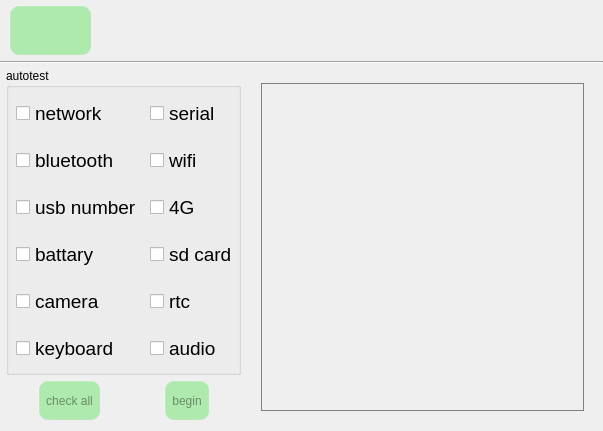
Before: the Qt Designer form all_test.ui in jizizihe/baijie_demo, drawn with Qt 5.
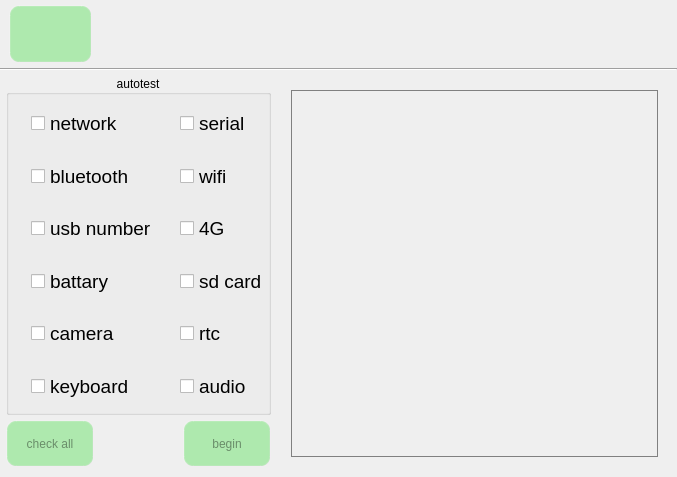
After: the same form once the commit is applied. Icons and pictures are not drawn.

Commit message: func: 1.add cancel pair, disconnect, stop scanning, and display matched bluetooth in bluetooth       2.add display connected devices in wifi       3.change function button style and change layout in gpio       4.change layout in ethernet

What changed in the file:
```diff
--- a/all_test.ui
+++ b/all_test.ui
@@ -6,8 +6,8 @@
    <rect>
     <x>0</x>
     <y>0</y>
-    <width>603</width>
-    <height>431</height>
+    <width>677</width>
+    <height>477</height>
    </rect>
   </property>
   <property name="minimumSize">
@@ -217,6 +217,9 @@
           <property name="title">
            <string>autotest</string>
           </property>
+          <property name="alignment">
+           <set>Qt::AlignCenter</set>
+          </property>
           <layout class="QGridLayout" name="gridLayout" columnstretch="1,3,1,3">
            <property name="leftMargin">
             <number>0</number>
@@ -638,7 +641,7 @@
         </item>
         <item>
          <widget class="QWidget" name="widget" native="true">
-          <layout class="QHBoxLayout" name="horizontalLayout" stretch="1,1,2,1,1">
+          <layout class="QHBoxLayout" name="horizontalLayout" stretch="1,1,1">
            <property name="spacing">
             <number>0</number>
            </property>
@@ -654,19 +657,6 @@
            <property name="bottomMargin">
             <number>5</number>
            </property>
-           <item>
-            <spacer name="horizontalSpacer_3">
-             <property name="orientation">
-              <enum>Qt::Horizontal</enum>
-             </property>
-             <property name="sizeHint" stdset="0">
-              <size>
-               <width>40</width>
-               <height>20</height>
-              </size>
-             </property>
-            </spacer>
-           </item>
            <item>
             <widget class="QPushButton" name="testCheckAllBtn">
              <property name="sizePolicy">
@@ -724,19 +714,6 @@
              </property>
             </widget>
            </item>
-           <item>
-            <spacer name="horizontalSpacer_2">
-             <property name="orientation">
-              <enum>Qt::Horizontal</enum>
-             </property>
-             <property name="sizeHint" stdset="0">
-              <size>
-               <width>40</width>
-               <height>20</height>
-              </size>
-             </property>
-            </spacer>
-           </item>
           </layout>
          </widget>
         </item>
```
Left out of the diff: 2 changed lines with no effect on the pictures. The commit also changes 52 other files.
